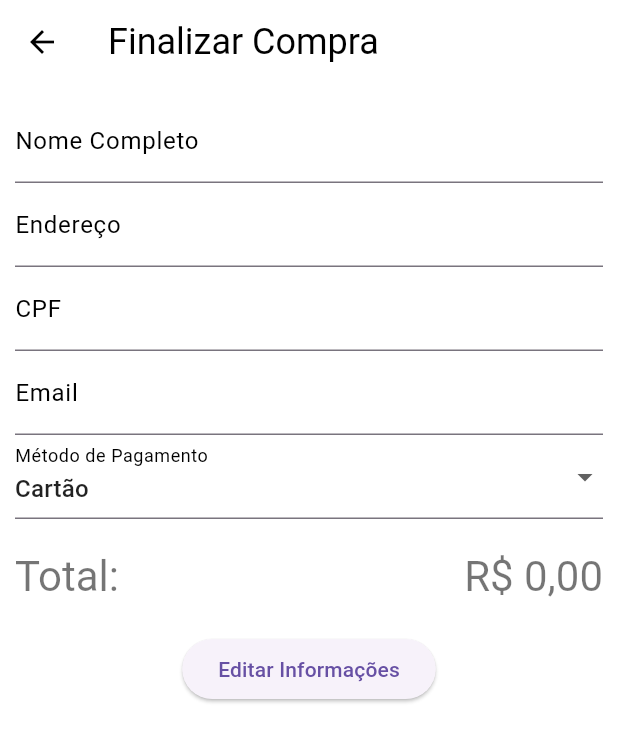
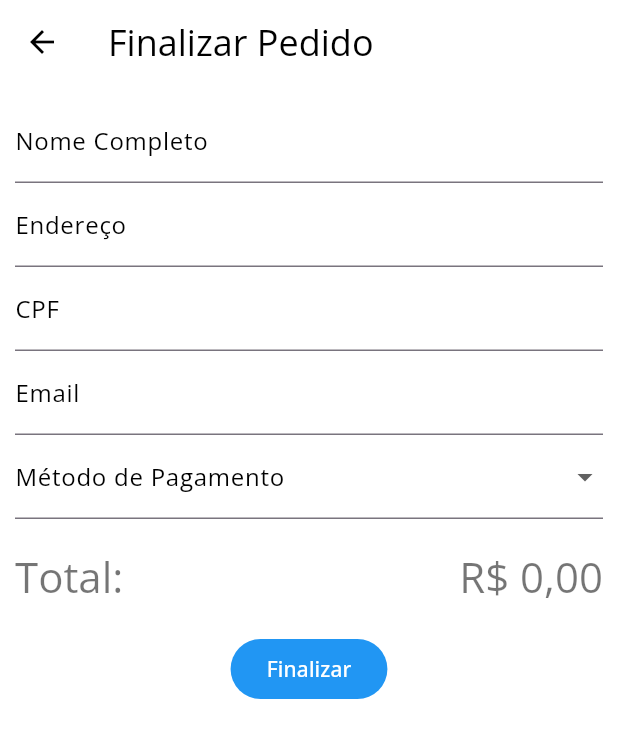
Before and after one commit to hendrilmendes/Shop, a Flutter app: the CheckoutScreen screen opened by its route, on a phone screen of 412 x 824 dp. Shown: the top 742 px of the screen. Run offline on Flutter 3.47's test engine with Material 3 defaults, Android fonts, the phone set to English and light mode, and no system bars; our stand-ins replace cached_network_image, cloud_firestore, firebase_auth, firebase_core, firebase_crashlytics, fluttertoast and 7 more; missing offline and left inert: feedback, flutter_email_sender, flutter_stripe, pix_flutter; accounts and stored records are empty; generated files the repository leaves out were written again.

Commit message:
Correções e ajustes

```diff
--- a/lib/screens/cart/cart.dart
+++ b/lib/screens/cart/cart.dart
@@ -20,7 +20,7 @@ class CartScreen extends StatelessWidget {
       body: Consumer<CartProvider>(
         builder: (ctx, cart, child) {
           if (cart.isLoading) {
-            return const Center(child: CircularProgressIndicator());
+            return const Center(child: CircularProgressIndicator.adaptive());
           }
 
           if (cart.items.isEmpty) {
--- a/lib/screens/checkout/checout.dart
+++ b/lib/screens/checkout/checout.dart
@@ -41,7 +41,7 @@ class _CheckoutScreenState extends State<CheckoutScreen> {
     'pixKey': '',
   };
 
-  String _paymentMethod = 'Cartão'; // Padrao
+  String _paymentMethod = '';
   final stripePaymentHandle = StripePaymentHandle();
   final User? user = FirebaseAuth.instance.currentUser;
 
@@ -101,7 +101,7 @@ class _CheckoutScreenState extends State<CheckoutScreen> {
 
     return Scaffold(
       appBar: AppBar(
-        title: const Text('Finalizar Compra'),
+        title: Text(AppLocalizations.of(context)!.buyOrders),
       ),
       body: Padding(
         padding: const EdgeInsets.all(10),
@@ -247,7 +247,7 @@ class _CheckoutScreenState extends State<CheckoutScreen> {
                 ),
                 const SizedBox(height: 20),
                 Center(
-                  child: ElevatedButton(
+                  child: FilledButton(
                     onPressed: () {
                       _submitOrder();
                       if (_paymentMethod == 'Cartão') {
@@ -256,7 +256,7 @@ class _CheckoutScreenState extends State<CheckoutScreen> {
                             .stripeMakePayment(amountInCents.toString());
                       }
                     },
-                    child:  Text(AppLocalizations.of(context)!.edit),
+                    child: Text(AppLocalizations.of(context)!.buyOrderSub),
                   ),
                 ),
               ],
@@ -270,6 +270,16 @@ class _CheckoutScreenState extends State<CheckoutScreen> {
   void _submitOrder() async {
     if (_formKey.currentState!.validate()) {
       _formKey.currentState!.save();
+
+      // Verifique se a forma de pagamento foi selecionada
+      if (_checkoutData['payment'] == null ||
+          _checkoutData['payment']!.isEmpty) {
+        Fluttertoast.showToast(
+          msg: 'Por favor, selecione uma forma de pagamento.',
+        );
+        return; // Não envia o pedido se a forma de pagamento não estiver selecionada
+      }
+
       final cart = Provider.of<CartProvider>(context, listen: false);
       final order = shop.Order(
         id: DateTime.now().toString(),
--- a/lib/screens/favorites/favorites.dart
+++ b/lib/screens/favorites/favorites.dart
@@ -1,5 +1,6 @@
 import 'package:flutter/material.dart';
 import 'package:flutter_gen/gen_l10n/app_localizations.dart';
+import 'package:intl/intl.dart';
 import 'package:provider/provider.dart';
 import 'package:shop/provider/favorite_provider.dart';
 import 'package:shop/screens/product_details/product_details.dart';
@@ -11,6 +12,7 @@ class FavoritesScreen extends StatelessWidget {
   @override
   Widget build(BuildContext context) {
     final favoritesProvider = Provider.of<FavoritesProvider>(context);
+    final numberFormat = NumberFormat.simpleCurrency(locale: 'pt_BR');
 
     return Scaffold(
       appBar: AppBar(
@@ -53,7 +55,7 @@ class FavoritesScreen extends StatelessWidget {
                       style: const TextStyle(fontWeight: FontWeight.bold),
                     ),
                     subtitle: Text(
-                      'R\$ ${favoriteItem.price.toStringAsFixed(2)}',
+                      numberFormat.format(favoriteItem.price),
                       style: const TextStyle(color: Colors.green),
                     ),
                     trailing: IconButton(
--- a/lib/screens/orders_details/orders_details.dart
+++ b/lib/screens/orders_details/orders_details.dart
@@ -1,4 +1,5 @@
 import 'package:flutter/material.dart';
+import 'package:flutter_gen/gen_l10n/app_localizations.dart';
 import 'package:intl/intl.dart';
 import 'package:shop/provider/order_provider.dart';
 
@@ -16,7 +17,7 @@ class OrderDetailScreen extends StatelessWidget {
 
     return Scaffold(
       appBar: AppBar(
-        title: const Text('Detalhes do Pedido'),
+        title: Text(AppLocalizations.of(context)!.detailsProduct),
       ),
       body: Padding(
         padding: const EdgeInsets.all(10),
--- a/lib/widgets/bottom_navigation.dart
+++ b/lib/widgets/bottom_navigation.dart
@@ -34,7 +34,7 @@ class BottomNavigationContainer extends StatelessWidget {
         ),
         BottomNavigationBarItem(
           icon: const Icon(Icons.favorite),
-          label: AppLocalizations.of(context)!.favorites,
+          label: AppLocalizations.of(context)!.favorite,
         ),
         BottomNavigationBarItem(
           icon: const Icon(Icons.settings),
--- a/lib/widgets/items/product_item.dart
+++ b/lib/widgets/items/product_item.dart
@@ -34,6 +34,9 @@ class ProductItem extends StatelessWidget {
     final formattedDiscountedPrice = formatter.format(discountedPrice);
 
     return GestureDetector(
+      onLongPressStart: (_) {
+        Feedback.forLongPress(context);
+      },
       onTap: () {
         Navigator.of(context).pushNamed(
           '/product-detail',
@@ -88,7 +91,7 @@ class ProductItem extends StatelessWidget {
                     padding:
                         const EdgeInsets.symmetric(horizontal: 8, vertical: 4),
                     color: Colors.red,
-                    child:  Text(
+                    child: Text(
                       AppLocalizations.of(context)!.outOfStock,
                       style: const TextStyle(
                         color: Colors.white,
--- a/lib/widgets/settings/accounts.dart
+++ b/lib/widgets/settings/accounts.dart
@@ -13,6 +13,9 @@ class AccountUser extends StatelessWidget {
   @override
   Widget build(BuildContext context) {
     return GestureDetector(
+      onLongPressStart: (_) {
+        Feedback.forLongPress(context);
+      },
       onTap: () {
         Navigator.of(context).push(
           MaterialPageRoute(
```
Also changed, not shown: lib/l10n/app_pt.arb (+6 -7 lines), lib/screens/home/home.dart (+10 -2 lines), lib/screens/orders/orders.dart (+20 -9 lines), pubspec.yaml (+6 -14 lines), assets/fonts/OpenSans.ttf (added), pubspec.lock, 3 other files.
